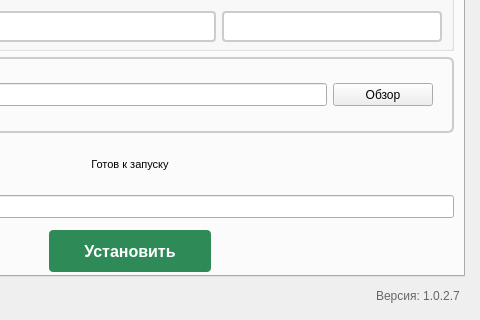
Above: design.ui from mdreval/ib-launcher before the change; both pictures show x 220 to 700 and y 180 to 500 of the 700 by 500 pixel window. Below: the same form after it.
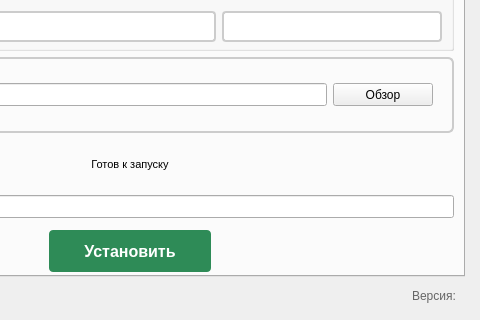
That is the form after the change. Icons and pictures are not drawn.

Commit message: Release 1.0.2.8: - Add automatic version display - Fix mod installation issues - Add launcher update checker - Improve error handling

```diff
--- a/design.ui
+++ b/design.ui
@@ -758,7 +758,7 @@
 }</string>
         </property>
         <property name="text">
-         <string>Версия: 1.0.2.7</string>
+         <string>Версия: </string>
         </property>
        </widget>
       </item>
```
The commit also changes 1 other file.
